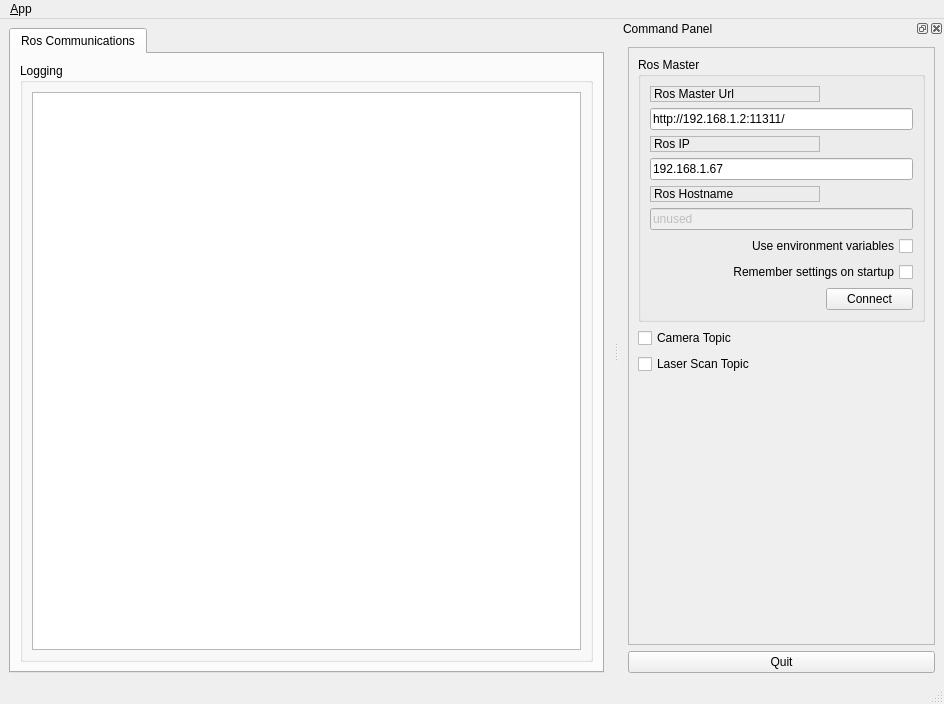
Above: logging/ui/main_window.ui from kucars/seekur_ground_station_qml before the change. Below: the same form after it.
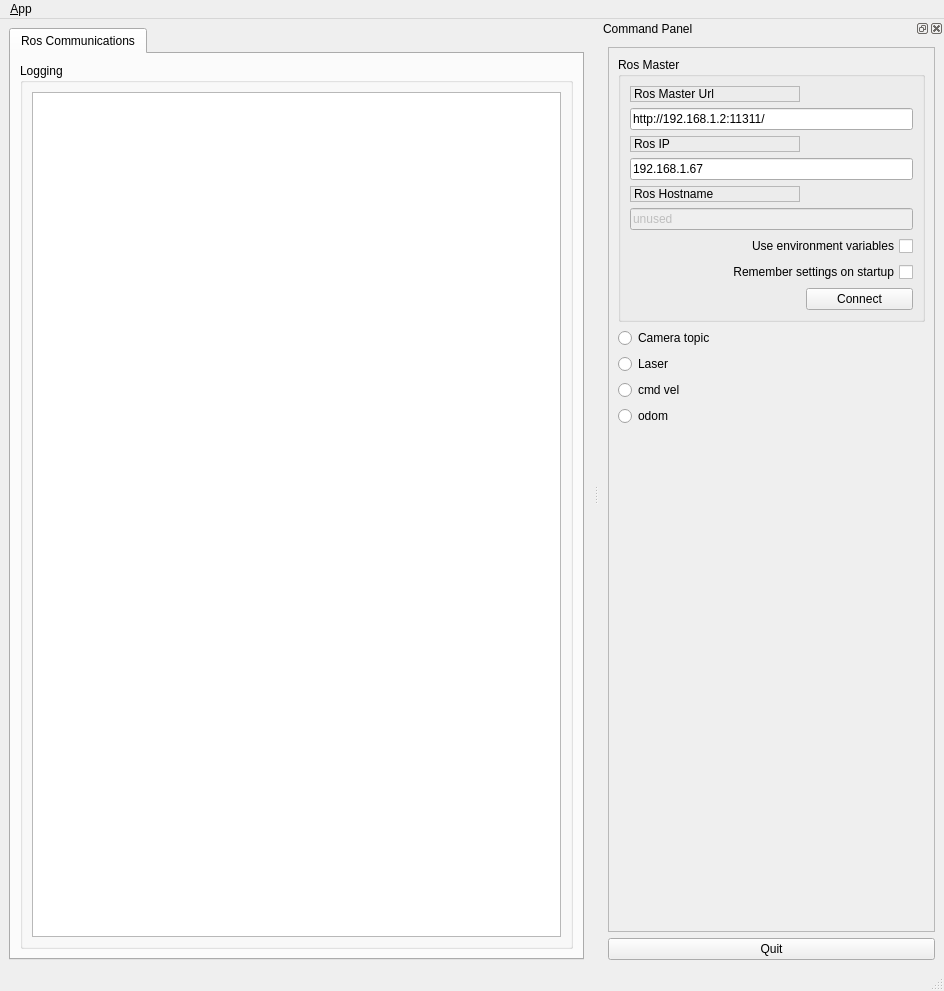
That is the form after the change. Icons and pictures are not drawn.

Commit message: updated to include more topics

What changed in the file:
```diff
--- a/logging/ui/main_window.ui
+++ b/logging/ui/main_window.ui
@@ -7,7 +7,7 @@
     <x>0</x>
     <y>0</y>
     <width>944</width>
-    <height>704</height>
+    <height>991</height>
    </rect>
   </property>
   <property name="windowTitle">
@@ -89,6 +89,9 @@
   </widget>
   <widget class="QStatusBar" name="statusbar"/>
   <widget class="QDockWidget" name="dock_status">
+   <property name="enabled">
+    <bool>true</bool>
+   </property>
    <property name="sizePolicy">
     <sizepolicy hsizetype="Minimum" vsizetype="Preferred">
      <horstretch>0</horstretch>
@@ -97,8 +100,8 @@
    </property>
    <property name="minimumSize">
     <size>
-     <width>325</width>
-     <height>451</height>
+     <width>345</width>
+     <height>944</height>
     </size>
    </property>
    <property name="allowedAreas">
@@ -255,16 +258,30 @@
          </widget>
         </item>
         <item>
-         <widget class="QCheckBox" name="checkBox">
+         <widget class="QRadioButton" name="radioButton">
           <property name="text">
-           <string>Camera Topic</string>
+           <string>Camera topic</string>
           </property>
          </widget>
         </item>
         <item>
-         <widget class="QCheckBox" name="checkBox_2">
+         <widget class="QRadioButton" name="radioButton_2">
           <property name="text">
-           <string>Laser Scan Topic</string>
+           <string>Laser</string>
+          </property>
+         </widget>
+        </item>
+        <item>
+         <widget class="QRadioButton" name="radioButton_3">
+          <property name="text">
+           <string>cmd vel</string>
+          </property>
+         </widget>
+        </item>
+        <item>
+         <widget class="QRadioButton" name="radioButton_4">
+          <property name="text">
+           <string>odom</string>
           </property>
          </widget>
         </item>
```
Left out of the diff: 10 changed lines with no effect on the pictures. The commit also changes 5 other files.
